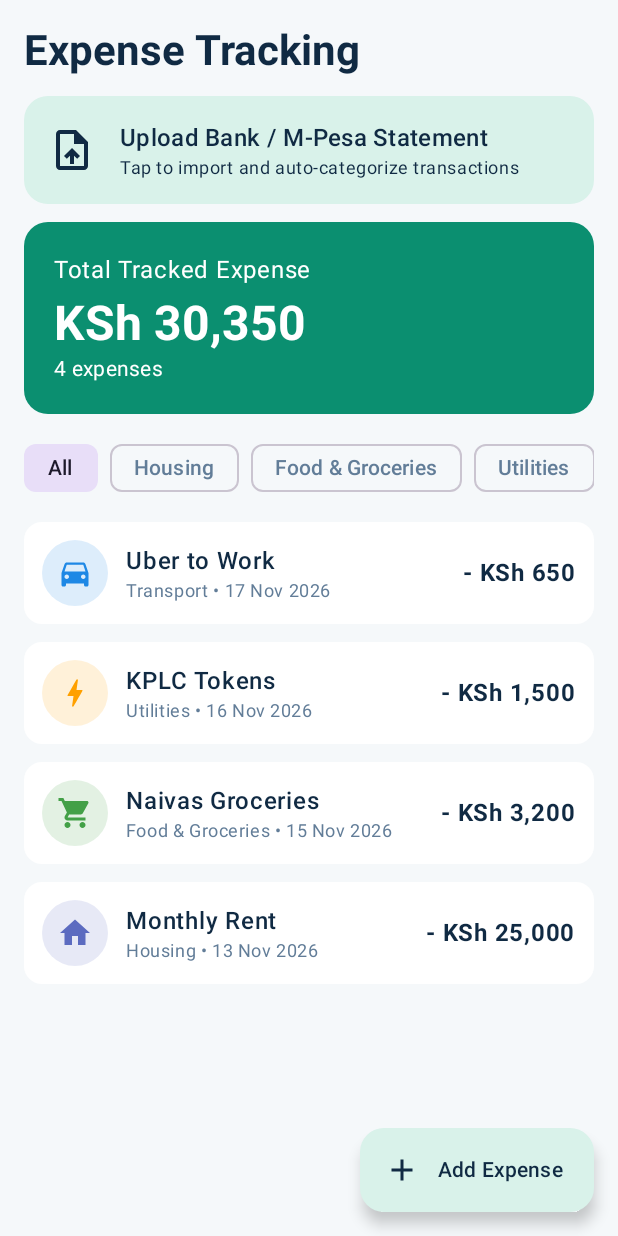
After one commit to mimathad27/PesaWise, an Android app built with Jetpack Compose: the composable ExpenseTrackingScreen shown on its own in the app's theme, on a phone screen of 412 x 824 dp. The commit adds this screen. Run offline under Robolectric (Android 15) with nearby library versions, the phone set to English and light mode, and no system bars.

Commit message:
(Submitted Expense Tracking Page and all its functionality)

```diff
--- a/app/build.gradle.kts
+++ b/app/build.gradle.kts
@@ -36,6 +36,7 @@ dependencies {
     implementation("androidx.navigation:navigation-compose:2.9.6")
     implementation("androidx.lifecycle:lifecycle-runtime-compose:2.10.0")
     implementation("androidx.lifecycle:lifecycle-viewmodel-compose:2.10.0")
+    implementation("androidx.compose.material:material-icons-extended")
 
     val roomVersion = "2.8.5"
     implementation("androidx.room:room-runtime:$roomVersion")
--- /dev/null
+++ b/app/src/main/java/com/pesawise/app/data/Expense.kt
@@ -0,0 +1,32 @@
+package com.pesawise.app.data
+
+import androidx.compose.material.icons.Icons
+import androidx.compose.material.icons.filled.Bolt
+import androidx.compose.material.icons.filled.DirectionsCar
+import androidx.compose.material.icons.filled.Home
+import androidx.compose.material.icons.filled.Movie
+import androidx.compose.material.icons.filled.ShoppingCart
+import androidx.compose.material.icons.filled.SwapHoriz
+import androidx.compose.ui.graphics.Color
+import androidx.compose.ui.graphics.vector.ImageVector
+
+enum class ExpenseCategory(
+    val label: String,
+    val icon: ImageVector,
+    val color: Color
+) {
+    HOUSING("Housing", Icons.Filled.Home, Color(0xFF5C6BC0)),
+    FOOD("Food & Groceries", Icons.Filled.ShoppingCart, Color(0xFF43A047)),
+    UTILITIES("Utilities", Icons.Filled.Bolt, Color(0xFFFFA000)),
+    TRANSPORT("Transport", Icons.Filled.DirectionsCar, Color(0xFF1E88E5)),
+    ENTERTAINMENT("Entertainment", Icons.Filled.Movie, Color(0xFFD81B60)),
+    TRANSFERS("Transfers", Icons.Filled.SwapHoriz, Color(0xFF00897B))
+}
+
+data class Expense(
+    val id: Long,
+    val title: String,
+    val amount: Double,
+    val category: ExpenseCategory,
+    val dateMillis: Long = System.currentTimeMillis()
+)
--- /dev/null
+++ b/app/src/main/java/com/pesawise/app/ui/ExpenseTrackingScreen.kt
@@ -0,0 +1,280 @@
+package com.pesawise.app.ui
+
+import androidx.compose.foundation.background
+import androidx.compose.foundation.clickable
+import androidx.compose.foundation.layout.*
+import androidx.compose.foundation.lazy.LazyColumn
+import androidx.compose.foundation.lazy.LazyRow
+import androidx.compose.foundation.lazy.items
+import androidx.compose.foundation.shape.CircleShape
+import androidx.compose.foundation.shape.RoundedCornerShape
+import androidx.compose.material.icons.Icons
+import androidx.compose.material.icons.filled.Add
+import androidx.compose.material.icons.filled.ArrowDropDown
+import androidx.compose.material.icons.filled.UploadFile
+import androidx.compose.material3.*
+import androidx.compose.runtime.*
+import androidx.compose.ui.Alignment
+import androidx.compose.ui.Modifier
+import androidx.compose.ui.draw.clip
+import androidx.compose.ui.graphics.Color
+import androidx.compose.ui.text.font.FontWeight
+import androidx.compose.ui.text.input.KeyboardType
+import androidx.compose.ui.unit.dp
+import androidx.lifecycle.viewmodel.compose.viewModel
+import com.pesawise.app.data.Expense
+import com.pesawise.app.data.ExpenseCategory
+import java.text.SimpleDateFormat
+import java.util.Date
+import java.util.Locale
+
+private fun formatKsh(amount: Double) = "KSh " + String.format(Locale.US, "%,.0f", amount)
+private fun formatDate(millis: Long) =
+    SimpleDateFormat("dd MMM yyyy", Locale.getDefault()).format(Date(millis))
+
+@Composable
+fun ExpenseTrackingScreen(viewModel: ExpenseViewModel = viewModel()) {
+    val allExpenses by viewModel.expenses.collectAsState()
+    val visible by viewModel.visibleExpenses.collectAsState()
+    val filter by viewModel.filter.collectAsState()
+    val importing by viewModel.isImporting.collectAsState()
+    var showDialog by remember { mutableStateOf(false) }
+
+    Scaffold(
+        floatingActionButton = {
+            ExtendedFloatingActionButton(
+                onClick = { showDialog = true },
+                icon = { Icon(Icons.Filled.Add, contentDescription = null) },
+                text = { Text("Add Expense") }
+            )
+        }
+    ) { padding ->
+        LazyColumn(
+            modifier = Modifier.fillMaxSize().padding(padding),
+            contentPadding = PaddingValues(16.dp),
+            verticalArrangement = Arrangement.spacedBy(12.dp)
+        ) {
+            // 1. Header
+            item {
+                Text(
+                    "Expense Tracking",
+                    style = MaterialTheme.typography.headlineMedium,
+                    fontWeight = FontWeight.Bold
+                )
+            }
+
+            // 2. Upload card
+            item { UploadCard(importing = importing, onClick = viewModel::importStatement) }
+
+            // 3. Total card (all expenses; swap allExpenses -> visible to follow the filter)
+            item {
+                TotalCard(
+                    total = allExpenses.sumOf { it.amount },
+                    count = allExpenses.size
+                )
+            }
+
+            // 4. Filter chips
+            item {
+                LazyRow(horizontalArrangement = Arrangement.spacedBy(8.dp)) {
+                    item {
+                        FilterChip(
+                            selected = filter == null,
+                            onClick = { viewModel.setFilter(null) },
+                            label = { Text("All") }
+                        )
+                    }
+                    items(ExpenseCategory.values().toList()) { cat ->
+                        FilterChip(
+                            selected = filter == cat,
+                            onClick = { viewModel.setFilter(cat) },
+                            label = { Text(cat.label) }
+                        )
+                    }
+                }
+            }
+
+            // 6. Transactions list
+            if (visible.isEmpty()) {
+                item {
+                    Text(
+                        "No expenses in this category yet.",
+                        modifier = Modifier.fillMaxWidth().padding(24.dp),
+                        style = MaterialTheme.typography.bodyMedium,
+                        color = MaterialTheme.colorScheme.onSurfaceVariant
+                    )
+                }
+            } else {
+                items(visible, key = { it.id }) { ExpenseRow(it) }
+            }
+
+            item { Spacer(Modifier.height(72.dp)) } // room for the FAB
+        }
+    }
+
+    // 5. Add expense dialog
+    if (showDialog) {
+        AddExpenseDialog(
+            onDismiss = { showDialog = false },
+            onSave = { title, amount, category ->
+                viewModel.addExpense(title, amount, category)
+                showDialog = false
+            }
+        )
+    }
+}
+
+@Composable
+private fun UploadCard(importing: Boolean, onClick: () -> Unit) {
+    Card(
+        modifier = Modifier.fillMaxWidth().clickable(enabled = !importing, onClick = onClick),
+        shape = RoundedCornerShape(16.dp),
+        colors = CardDefaults.cardColors(containerColor = MaterialTheme.colorScheme.primaryContainer)
+    ) {
+        Row(
+            modifier = Modifier.padding(16.dp),
+            verticalAlignment = Alignment.CenterVertically,
+            horizontalArrangement = Arrangement.spacedBy(16.dp)
+        ) {
+            if (importing) {
+                CircularProgressIndicator(modifier = Modifier.size(32.dp), strokeWidth = 3.dp)
+            } else {
+                Icon(Icons.Filled.UploadFile, contentDescription = null, modifier = Modifier.size(32.dp))
+            }
+            Column {
+                Text(
+                    if (importing) "Importing & categorizing…" else "Upload Bank / M-Pesa Statement",
+                    style = MaterialTheme.typography.titleMedium,
+                    fontWeight = FontWeight.SemiBold
+                )
+                Text(
+                    "Tap to import and auto-categorize transactions",
+                    style = MaterialTheme.typography.bodySmall
+                )
+            }
+        }
+    }
+}
+
+@Composable
+private fun TotalCard(total: Double, count: Int) {
+    Card(
+        modifier = Modifier.fillMaxWidth(),
+        shape = RoundedCornerShape(16.dp),
+        colors = CardDefaults.cardColors(containerColor = MaterialTheme.colorScheme.primary)
+    ) {
+        Column(Modifier.padding(20.dp)) {
+            Text("Total Tracked Expense", color = MaterialTheme.colorScheme.onPrimary)
+            Spacer(Modifier.height(4.dp))
+            Text(
+                formatKsh(total),
+                style = MaterialTheme.typography.headlineLarge,
+                fontWeight = FontWeight.Bold,
+                color = MaterialTheme.colorScheme.onPrimary
+            )
+            Text(
+                "$count ${if (count == 1) "expense" else "expenses"}",
+                style = MaterialTheme.typography.bodyMedium,
+                color = MaterialTheme.colorScheme.onPrimary
+            )
+        }
+    }
+}
+
+@Composable
+private fun ExpenseRow(expense: Expense) {
+    Card(
+        modifier = Modifier.fillMaxWidth(),
+        shape = RoundedCornerShape(12.dp),
+        colors = CardDefaults.cardColors(containerColor = MaterialTheme.colorScheme.surface)
+    ) {
+        Row(
+            modifier = Modifier.padding(12.dp),
+            verticalAlignment = Alignment.CenterVertically
+        ) {
+            Box(
+                modifier = Modifier
+                    .size(44.dp)
+                    .clip(CircleShape)
+                    .background(expense.category.color.copy(alpha = 0.15f)),
+                contentAlignment = Alignment.Center
+            ) {
+                Icon(expense.category.icon, contentDescription = expense.category.label, tint = expense.category.color)
+            }
+            Spacer(Modifier.width(12.dp))
+            Column(Modifier.weight(1f)) {
+                Text(expense.title, fontWeight = FontWeight.SemiBold)
+                Text(
+                    "${expense.category.label} • ${formatDate(expense.dateMillis)}",
+                    style = MaterialTheme.typography.bodySmall,
+                    color = MaterialTheme.colorScheme.onSurfaceVariant
+                )
+            }
+            Text("- ${formatKsh(expense.amount)}", fontWeight = FontWeight.Bold)
+        }
+    }
+}
+
+@Composable
+private fun AddExpenseDialog(
+    onDismiss: () -> Unit,
+    onSave: (String, Double, ExpenseCategory) -> Unit
+) {
+    var title by remember { mutableStateOf("") }
+    var amountText by remember { mutableStateOf("") }
+    var category by remember { mutableStateOf(ExpenseCategory.FOOD) }
+    var menuOpen by remember { mutableStateOf(false) }
+
+    val amount = amountText.toDoubleOrNull()
+    val valid = title.isNotBlank() && amount != null && amount > 0
+
+    AlertDialog(
+        onDismissRequest = onDismiss,
+        title = { Text("Add Expense") },
+        text = {
+            Column(verticalArrangement = Arrangement.spacedBy(12.dp)) {
+                OutlinedTextField(
+                    value = title,
+                    onValueChange = { title = it },
+                    label = { Text("Title (e.g. Dinner at Restaurant)") },
+                    singleLine = true,
+                    modifier = Modifier.fillMaxWidth()
+                )
+                OutlinedTextField(
+                    value = amountText,
+                    onValueChange = { input ->
+                        if (input.all { it.isDigit() || it == '.' }) amountText = input
+                    },
+                    label = { Text("Amount (KSh)") },
+                    keyboardOptions = androidx.compose.foundation.text.KeyboardOptions(keyboardType = KeyboardType.Decimal),
+                    singleLine = true,
+                    modifier = Modifier.fillMaxWidth()
+                )
+                Box {
+                    OutlinedButton(
+                        onClick = { menuOpen = true },
+                        modifier = Modifier.fillMaxWidth()
+                    ) {
+                        Icon(category.icon, null, tint = category.color)
+                        Spacer(Modifier.width(8.dp))
+                        Text(category.label, Modifier.weight(1f))
+                        Icon(Icons.Filled.ArrowDropDown, null)
+                    }
+                    DropdownMenu(expanded = menuOpen, onDismissRequest = { menuOpen = false }) {
+                        ExpenseCategory.values().forEach { cat ->
+                            DropdownMenuItem(
+                                text = { Text(cat.label) },
+                                leadingIcon = { Icon(cat.icon, null, tint = cat.color) },
+                                onClick = { category = cat; menuOpen = false }
+                            )
+                        }
+                    }
+                }
+            }
+        },
+        confirmButton = {
+            TextButton(enabled = valid, onClick = { onSave(title, amount!!, category) }) { Text("Save") }
+        },
+        dismissButton = { TextButton(onClick = onDismiss) { Text("Cancel") } }
+    )
+}
--- /dev/null
+++ b/app/src/main/java/com/pesawise/app/ui/ExpenseViewModel.kt
@@ -0,0 +1,88 @@
+package com.pesawise.app.ui
+
+import androidx.lifecycle.ViewModel
+import androidx.lifecycle.viewModelScope
+import com.pesawise.app.data.Expense
+import com.pesawise.app.data.ExpenseCategory
+import kotlinx.coroutines.delay
+import kotlinx.coroutines.flow.MutableStateFlow
+import kotlinx.coroutines.flow.SharingStarted
+import kotlinx.coroutines.flow.StateFlow
+import kotlinx.coroutines.flow.asStateFlow
+import kotlinx.coroutines.flow.combine
+import kotlinx.coroutines.flow.stateIn
+import kotlinx.coroutines.launch
+
+class ExpenseViewModel : ViewModel() {
+
+    private val day = 24L * 60 * 60 * 1000
+    private var nextId = 100L
+
+    private val _expenses = MutableStateFlow(
+        listOf(
+            Expense(1, "Monthly Rent", 25000.0, ExpenseCategory.HOUSING, System.currentTimeMillis() - 5 * day),
+            Expense(2, "Naivas Groceries", 3200.0, ExpenseCategory.FOOD, System.currentTimeMillis() - 3 * day),
+            Expense(3, "KPLC Tokens", 1500.0, ExpenseCategory.UTILITIES, System.currentTimeMillis() - 2 * day),
+            Expense(4, "Uber to Work", 650.0, ExpenseCategory.TRANSPORT, System.currentTimeMillis() - day)
+        )
+    )
+    val expenses: StateFlow<List<Expense>> = _expenses.asStateFlow()
+
+    // null = "All"
+    private val _filter = MutableStateFlow<ExpenseCategory?>(null)
+    val filter: StateFlow<ExpenseCategory?> = _filter.asStateFlow()
+
+    private val _isImporting = MutableStateFlow(false)
+    val isImporting: StateFlow<Boolean> = _isImporting.asStateFlow()
+
+    val visibleExpenses: StateFlow<List<Expense>> =
+        combine(_expenses, _filter) { list, filter ->
+            list.filter { filter == null || it.category == filter }
+                .sortedByDescending { it.dateMillis }
+        }.stateIn(viewModelScope, SharingStarted.WhileSubscribed(5000), emptyList())
+
+    fun setFilter(category: ExpenseCategory?) { _filter.value = category }
+
+    fun addExpense(title: String, amount: Double, category: ExpenseCategory) {
+        _expenses.value = _expenses.value + Expense(nextId++, title.trim(), amount, category)
+    }
+
+    /** Simulates importing a bank / M-Pesa statement and auto-categorizing it. */
+    fun importStatement() {
+        if (_isImporting.value) return
+        viewModelScope.launch {
+            _isImporting.value = true
+            delay(1500) // pretend we're parsing a file
+            val raw = listOf(
+                "KPLC PREPAID" to 2000.0,
+                "QUICKMART SUPERMARKET" to 4150.0,
+                "UBER TRIP" to 780.0,
+                "NETFLIX SUBSCRIPTION" to 1100.0,
+                "SENT TO JOHN KAMAU" to 3000.0,
+                "RENT PAYMENT" to 18000.0
+            )
+            val now = System.currentTimeMillis()
+            val imported = raw.mapIndexed { i, (title, amount) ->
+                Expense(nextId++, title.toDisplayName(), amount, categorize(title), now - i * day)
+            }
+            _expenses.value = _expenses.value + imported
+            _isImporting.value = false
+        }
+    }
+
+    private fun categorize(title: String): ExpenseCategory {
+        val t = title.lowercase()
+        return when {
+            listOf("rent", "mortgage", "landlord").any { it in t } -> ExpenseCategory.HOUSING
+            listOf("supermarket", "naivas", "quickmart", "carrefour", "restaurant", "kfc").any { it in t } -> ExpenseCategory.FOOD
+            listOf("kplc", "water", "token", "safaricom", "wifi", "zuku").any { it in t } -> ExpenseCategory.UTILITIES
+            listOf("uber", "bolt", "matatu", "fuel", "petrol").any { it in t } -> ExpenseCategory.TRANSPORT
+            listOf("netflix", "showmax", "cinema", "spotify").any { it in t } -> ExpenseCategory.ENTERTAINMENT
+            listOf("sent to", "transfer", "withdraw").any { it in t } -> ExpenseCategory.TRANSFERS
+            else -> ExpenseCategory.TRANSFERS
+        }
+    }
+
+    private fun String.toDisplayName() =
+        lowercase().split(" ").joinToString(" ") { w -> w.replaceFirstChar { it.uppercase() } }
+}
```
Also changed, not shown: app/src/main/java/com/pesawise/app/MainActivity.kt (+7 -1 lines), app/src/main/java/com/pesawise/app/ui/AuthViewModel.kt (+16 -2 lines), app/src/main/java/com/pesawise/app/ui/theme/PesaWiseTheme.kt (+16 -3 lines).
